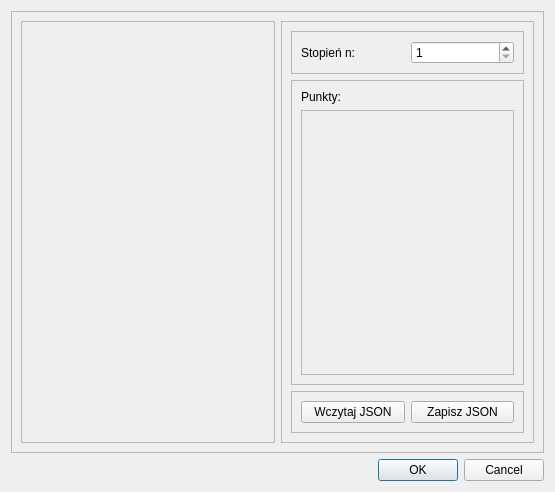
First picture: the form in view/bezier_curve_dialog.ui, repository JakubJakacki18/PythonPaint, before the edit.
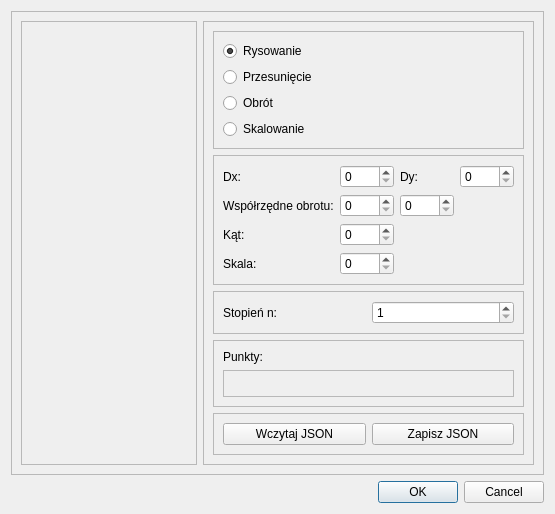
Second picture: the form after the edit. Custom widgets are drawn as their Qt base class.

Commit message: Implemented moving of Bézier curve, - changed view to further development (every action will be possible to do through inputs) - changed canvas widget to implement right click

What changed in the file:
```diff
--- a/view/bezier_curve_dialog.ui
+++ b/view/bezier_curve_dialog.ui
@@ -7,7 +7,7 @@
     <x>0</x>
     <y>0</y>
     <width>555</width>
-    <height>492</height>
+    <height>514</height>
    </rect>
   </property>
   <property name="windowTitle">
@@ -47,6 +47,134 @@
          <enum>QFrame::Shadow::Raised</enum>
         </property>
         <layout class="QVBoxLayout" name="verticalLayout_2">
+         <item>
+          <widget class="QFrame" name="toolsFrame">
+           <property name="frameShape">
+            <enum>QFrame::Shape::StyledPanel</enum>
+           </property>
+           <property name="frameShadow">
+            <enum>QFrame::Shadow::Raised</enum>
+           </property>
+           <layout class="QGridLayout" name="gridLayout_2">
+            <item row="1" column="0">
+             <widget class="QRadioButton" name="moveButton">
+              <property name="text">
+               <string>Przesunięcie</string>
+              </property>
+             </widget>
+            </item>
+            <item row="2" column="0">
+             <widget class="QRadioButton" name="rotateButton">
+              <property name="text">
+               <string>Obrót</string>
+              </property>
+             </widget>
+            </item>
+            <item row="0" column="0">
+             <widget class="QRadioButton" name="drawButton">
+              <property name="text">
+               <string>Rysowanie</string>
+              </property>
+              <property name="checked">
+               <bool>true</bool>
+              </property>
+             </widget>
+            </item>
+            <item row="3" column="0">
+             <widget class="QRadioButton" name="scaleButton">
+              <property name="text">
+               <string>Skalowanie</string>
+              </property>
+             </widget>
+            </item>
+           </layout>
+          </widget>
+         </item>
+         <item>
+          <widget class="QFrame" name="transformFrame">
+           <property name="frameShape">
+            <enum>QFrame::Shape::StyledPanel</enum>
+           </property>
+           <property name="frameShadow">
+            <enum>QFrame::Shadow::Raised</enum>
+           </property>
+           <layout class="QGridLayout" name="gridLayout_3">
+            <item row="1" column="0">
+             <widget class="QLabel" name="rotateCoordinatesLabel">
+              <property name="text">
+               <string>Współrzędne obrotu:</string>
+              </property>
+             </widget>
+            </item>
+            <item row="0" column="2">
+             <widget class="QLabel" name="offsetYLabel">
+              <property name="text">
+               <string>Dy:</string>
+              </property>
+             </widget>
+            </item>
+            <item row="0" column="0">
+             <widget class="QLabel" name="offsetXLabel">
+              <property name="text">
+               <string>Dx:</string>
+              </property>
+             </widget>
+            </item>
+            <item row="0" column="3">
+             <widget class="QSpinBox" name="offsetYSpinBox">
+              <property name="maximum">
+               <number>9999</number>
+              </property>
+             </widget>
+            </item>
+            <item row="0" column="1">
+             <widget class="QSpinBox" name="offsetXSpinBox">
+              <property name="maximum">
+               <number>9999</number>
+              </property>
+             </widget>
+            </item>
+            <item row="1" column="2">
+             <widget class="QSpinBox" name="rotateCoordinatesYSpinBox">
+              <property name="maximum">
+               <number>9999</number>
+              </property>
+             </widget>
+            </item>
+            <item row="2" column="0">
+             <widget class="QLabel" name="degreeLabel">
+              <property name="text">
+               <string>Kąt:</string>
+              </property>
+             </widget>
+            </item>
+            <item row="1" column="1">
+             <widget class="QSpinBox" name="rotateCoordinatesXSpinBox">
+              <property name="maximum">
+               <number>9999</number>
+              </property>
+             </widget>
+            </item>
+            <item row="3" column="0">
+             <widget class="QLabel" name="scaleLabel">
+              <property name="text">
+               <string>Skala:</string>
+              </property>
+             </widget>
+            </item>
+            <item row="2" column="1">
+             <widget class="QSpinBox" name="degreeSpinBox">
+              <property name="maximum">
+               <number>359</number>
+              </property>
+             </widget>
+            </item>
+            <item row="3" column="1">
+             <widget class="QSpinBox" name="scaleSpinBox"/>
+            </item>
+           </layout>
+          </widget>
+         </item>
          <item>
           <widget class="QFrame" name="levelFrame">
            <property name="sizePolicy">
```
The commit also changes 6 other files.
